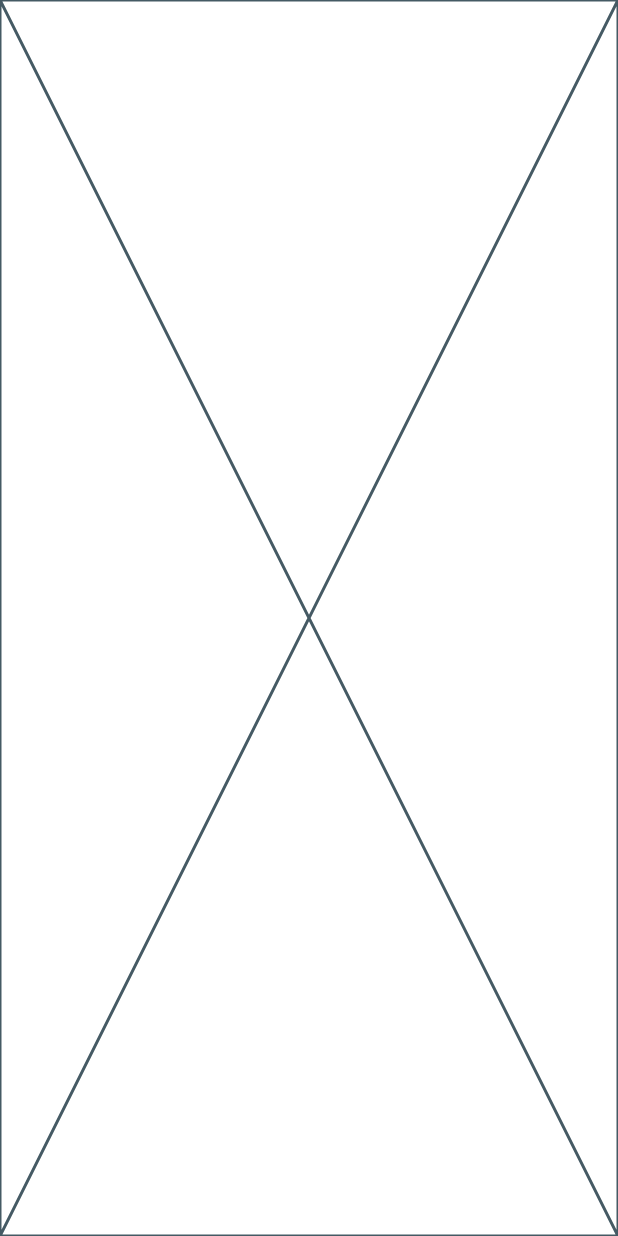
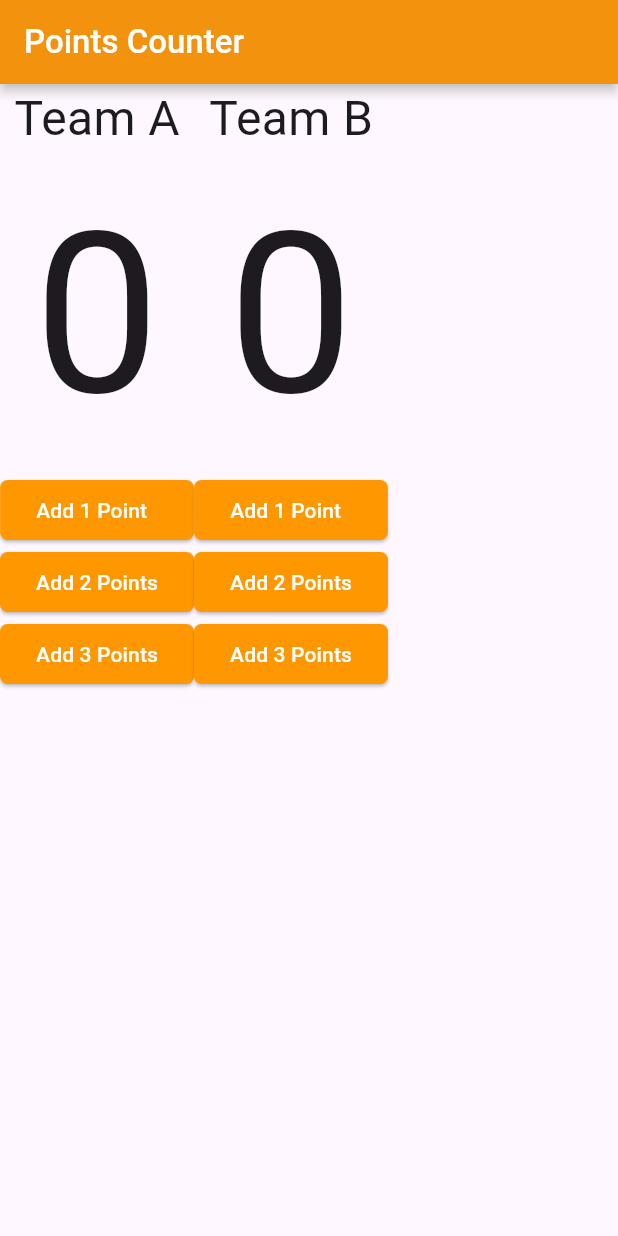
Before and after one commit to sarahZiadah/Basketball_Points_Counter_App, a Flutter app: the screen it shows after launch, on a phone screen of 412 x 824 dp. Run offline on Flutter 3.47's test engine with Material 3 defaults, Android fonts, the phone set to English and light mode, and no system bars.

Commit message:
working in the UI

```diff
--- a/lib/main.dart
+++ b/lib/main.dart
@@ -1,14 +1,64 @@
+import 'dart:math';
+
 import 'package:flutter/material.dart';
 
- void main(){
-  runApp(BasketballPointsCounterApp());
- }
+void main() {
+  runApp(PointsCounter());
+}
 
- class BasketballPointsCounterApp extends StatelessWidget {
-  const BasketballPointsCounterApp({super.key});
+class PointsCounter extends StatelessWidget {
+  const PointsCounter({super.key});
 
   @override
   Widget build(BuildContext context) {
-    return const Placeholder();
+    return MaterialApp(
+      debugShowCheckedModeBanner: false,
+      home: Scaffold(
+        appBar: AppBar(
+          backgroundColor: Colors.orange,
+          title: Text(
+            "Points Counter",
+            style: TextStyle(color: Colors.white, fontWeight: FontWeight.w500),
+          ),
+          elevation: 3.0,
+          shadowColor: const Color.fromARGB(255, 213, 213, 213),
+        ),
+        body: Column(
+          children: [
+            Row(
+              children: [
+                teamInfo("Team A"),
+                teamInfo("Team B"),
+              ],
+            ),
+          ],
+        ),
+      ),
+    );
+  }
+
+  Widget button(String info) {
+    return ElevatedButton(
+      onPressed: () {},
+      style: ElevatedButton.styleFrom(
+        backgroundColor: Colors.orange,
+        shape: RoundedRectangleBorder(
+          borderRadius: BorderRadius.circular(5), // Adjust the radius as needed
+        ),
+      ),
+      child: Text(info, style: TextStyle(color: Colors.white)),
+    );
+  }
+
+  Widget teamInfo(String teamName) {
+    return Column(
+      children: [
+        Text(teamName, style: TextStyle(fontSize: 32)),
+        Text("0", style: TextStyle(fontSize: 150)),
+        button("Add 1 Point  "),
+        button("Add 2 Points"),
+        button("Add 3 Points"),
+      ],
+    );
   }
 }
```
